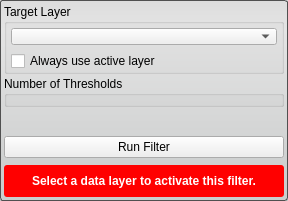
SCIInstitute/Seg3D, file src/Interface/ToolInterface/OtsuThresholdFilterInterface.ui: the form before one commit.
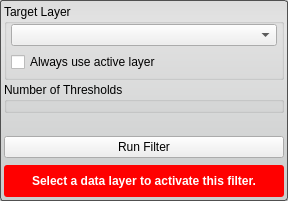
The form after the commit. Custom widgets are drawn as their Qt base class.

Patch:
```diff
--- a/src/Interface/ToolInterface/OtsuThresholdFilterInterface.ui
+++ b/src/Interface/ToolInterface/OtsuThresholdFilterInterface.ui
@@ -56,20 +56,32 @@
      <property name="minimumSize">
       <size>
        <width>0</width>
-       <height>70</height>
+       <height>76</height>
       </size>
      </property>
      <property name="maximumSize">
       <size>
        <width>16777215</width>
-       <height>70</height>
+       <height>76</height>
       </size>
      </property>
      <property name="title">
       <string>Target Layer</string>
      </property>
      <layout class="QVBoxLayout" name="verticalLayout_4">
-      <property name="margin">
+      <property name="spacing">
+       <number>6</number>
+      </property>
+      <property name="leftMargin">
+       <number>4</number>
+      </property>
+      <property name="topMargin">
+       <number>0</number>
+      </property>
+      <property name="rightMargin">
+       <number>4</number>
+      </property>
+      <property name="bottomMargin">
        <number>4</number>
       </property>
       <item>
```
Left out of the diff: 6 changed lines with no effect on the pictures.
